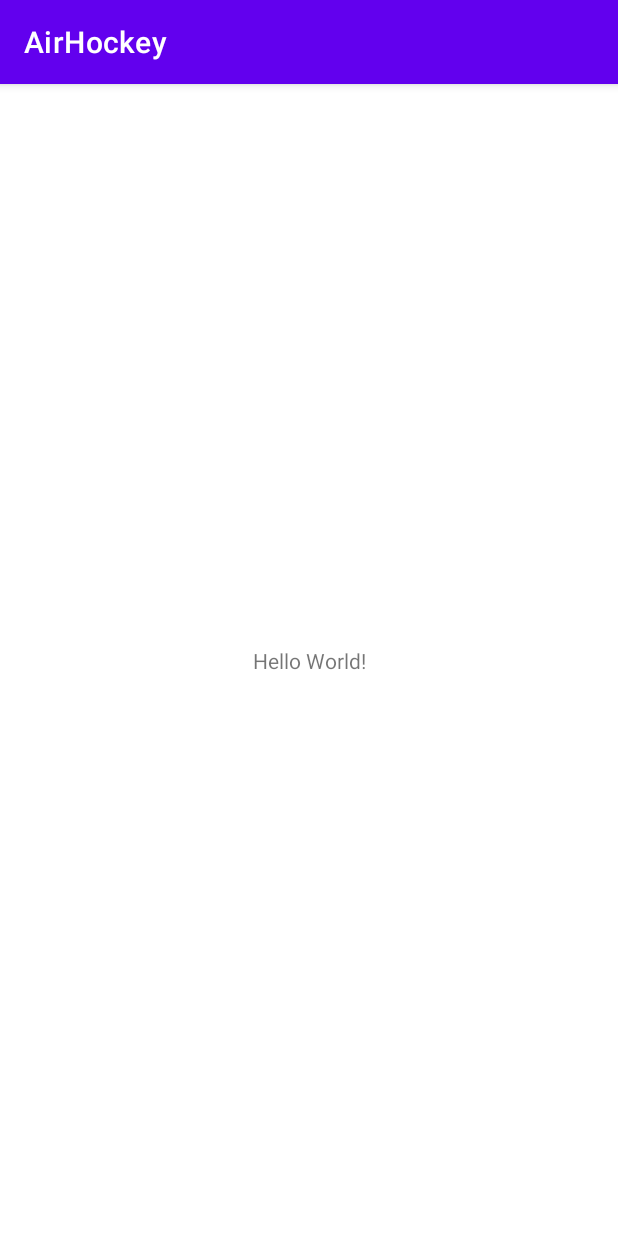
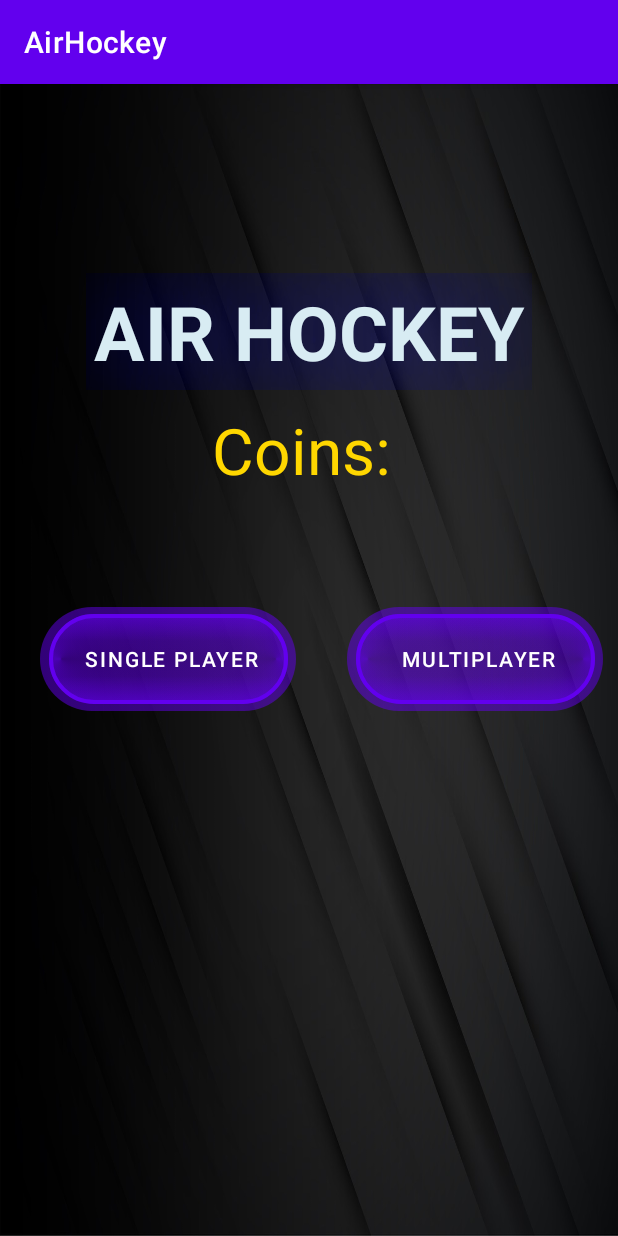
Before and after one commit to UlpDerMenschlicheDeserialisierer/AirHockey, an Android app: the screen it shows after launch (MainActivity), on a phone screen of 412 x 824 dp. Run offline under Robolectric (Android 15) with nearby library versions, the phone set to English and light mode, and no system bars.

Commit message:
task (menu): program start menu

```diff
--- /dev/null
+++ b/app/src/main/res/drawable/button_glow.xml
@@ -0,0 +1,110 @@
+<?xml version="1.0" encoding="utf-8"?>
+<selector xmlns:android="http://schemas.android.com/apk/res/android">
+    <item>
+        <layer-list>
+            <item android:right="5dp" android:top="0dp">
+                <shape>
+                    <corners android:radius="50dp" />
+                    <gradient
+                        android:centerX="70%"
+                        android:startColor="#804CD6FF"
+                        android:centerColor="#8004485C"
+                        android:endColor="#804CD6FF"
+                        android:type="linear"
+                        />
+                </shape>
+            </item>
+            <item android:bottom="5dp" android:left="6dp" android:right="10dp" android:top="5dp">
+                <shape xmlns:android="http://schemas.android.com/apk/res/android" android:shape="rectangle" >
+                    <corners
+                        android:radius="50dp"
+                        />
+                    <gradient
+                        android:angle="90"
+                        android:centerX="30%"
+                        android:centerColor="@color/transparent"
+                        android:startColor="#8008c3fa"
+                        android:endColor="@color/transparent"
+                        android:type="linear"
+                        />
+                    <size
+                        android:width="270dp"
+                        android:height="60dp"
+                        />
+                    <stroke
+                        android:width="2.5dp"
+                        android:color="#08c3fa"
+                        />
+                </shape>
+            </item>
+            <item android:bottom="5dp" android:left="6dp" android:right="10dp" android:top="5dp">
+                <shape xmlns:android="http://schemas.android.com/apk/res/android" android:shape="rectangle" >
+                    <corners
+                        android:radius="50dp"
+                        />
+
+                    <gradient
+                        android:angle="90"
+                        android:centerX="70%"
+                        android:centerColor="@color/transparent"
+                        android:startColor="@color/transparent"
+                        android:endColor="#8008c3fa"
+                        android:type="linear"
+                        />
+
+                    <size
+                        android:width="270dp"
+                        android:height="60dp"
+                        />
+                </shape>
+            </item>
+            <!-- the glow for the half circles, possible with radius as well. I liked
+                 android:type="sweep" better because radius tends to fade out.-->
+            <item android:bottom="5dp" android:left="6dp" android:right="10dp" android:top="5dp">
+                <shape xmlns:android="http://schemas.android.com/apk/res/android" android:shape="rectangle" >
+                    <corners
+                        android:radius="50dp"
+                        />
+
+                    <gradient
+                        android:angle="360"
+                        android:centerX="5%"
+                        android:centerColor="#8008c3fa"
+                        android:startColor="@color/transparent"
+                        android:endColor="@color/transparent"
+                        android:gradientRadius="360"
+                        android:type="sweep"
+                        />
+
+                    <size
+                        android:width="270dp"
+                        android:height="60dp"
+                        />
+                </shape>
+            </item>
+            <item android:bottom="5dp" android:left="6dp" android:right="10dp" android:top="5dp">
+                <shape xmlns:android="http://schemas.android.com/apk/res/android" android:shape="rectangle" >
+                    <corners
+                        android:radius="50dp"
+                        />
+
+                    <gradient
+                        android:angle="360"
+                        android:centerX="95%"
+                        android:centerColor="@color/transparent"
+                        android:startColor="#8008c3fa"
+                        android:endColor="#8008c3fa"
+                        android:gradientRadius="360"
+                        android:type="sweep"
+                        />
+
+                    <size
+                        android:width="270dp"
+                        android:height="60dp"
+                        />
+                </shape>
+            </item>
+        </layer-list>
+    </item>
+
+</selector>
--- a/app/src/main/res/layout/activity_main.xml
+++ b/app/src/main/res/layout/activity_main.xml
@@ -4,15 +4,66 @@
     xmlns:tools="http://schemas.android.com/tools"
     android:layout_width="match_parent"
     android:layout_height="match_parent"
+    android:background="@drawable/background"
     tools:context=".MainActivity">
 
     <TextView
+        android:id="@+id/textViewTitel"
         android:layout_width="wrap_content"
         android:layout_height="wrap_content"
-        android:text="Hello World!"
+        android:padding="5dp"
+        android:shadowColor="#0000ff"
+        android:shadowDx="0.0"
+        android:shadowDy="0.0"
+        android:shadowRadius="100"
+        android:text="Air Hockey"
+        android:textStyle="bold"
+        android:textAllCaps="true"
+        android:textColor="#d8ecf3"
+        android:textSize="50sp"
         app:layout_constraintBottom_toBottomOf="parent"
         app:layout_constraintEnd_toEndOf="parent"
         app:layout_constraintStart_toStartOf="parent"
-        app:layout_constraintTop_toTopOf="parent" />
+        app:layout_constraintTop_toTopOf="parent"
+        app:layout_constraintVertical_bias="0.183" />
 
+    <TextView
+        android:id="@+id/textViewCoins"
+        android:layout_width="wrap_content"
+        android:layout_height="wrap_content"
+        android:text="Coins: "
+        android:textColor="#ffd700"
+        android:textSize="64px"
+        app:layout_constraintBottom_toBottomOf="parent"
+        app:layout_constraintEnd_toEndOf="parent"
+        app:layout_constraintHorizontal_bias="0.501"
+        app:layout_constraintStart_toStartOf="parent"
+        app:layout_constraintTop_toTopOf="parent"
+        app:layout_constraintVertical_bias="0.303" />
+
+    <Button
+        android:id="@+id/buttonSinglePlayer"
+        android:layout_width="175dp"
+        android:layout_height="wrap_content"
+        android:background="@drawable/button_glow"
+        android:text="Single Player"
+        app:layout_constraintBottom_toBottomOf="parent"
+        app:layout_constraintEnd_toEndOf="parent"
+        app:layout_constraintHorizontal_bias="0.114"
+        app:layout_constraintStart_toStartOf="parent"
+        app:layout_constraintTop_toTopOf="parent"
+        app:layout_constraintVertical_bias="0.499" />
+
+    <Button
+        android:id="@+id/buttonMultiPlayer"
+        android:layout_width="175dp"
+        android:layout_height="wrap_content"
+        android:background="@drawable/button_glow"
+        android:text="Multiplayer"
+        app:layout_constraintBottom_toBottomOf="parent"
+        app:layout_constraintEnd_toEndOf="parent"
+        app:layout_constraintHorizontal_bias="0.978"
+        app:layout_constraintStart_toStartOf="parent"
+        app:layout_constraintTop_toTopOf="parent"
+        app:layout_constraintVertical_bias="0.499" />
 </androidx.constraintlayout.widget.ConstraintLayout>
--- a/app/src/main/res/values/colors.xml
+++ b/app/src/main/res/values/colors.xml
@@ -7,4 +7,5 @@
     <color name="teal_700">#FF018786</color>
     <color name="black">#FF000000</color>
     <color name="white">#FFFFFFFF</color>
+    <color name="transparent">#00000000</color>
 </resources>
```
Also changed, not shown: app/src/main/res/drawable/background.png (added).
